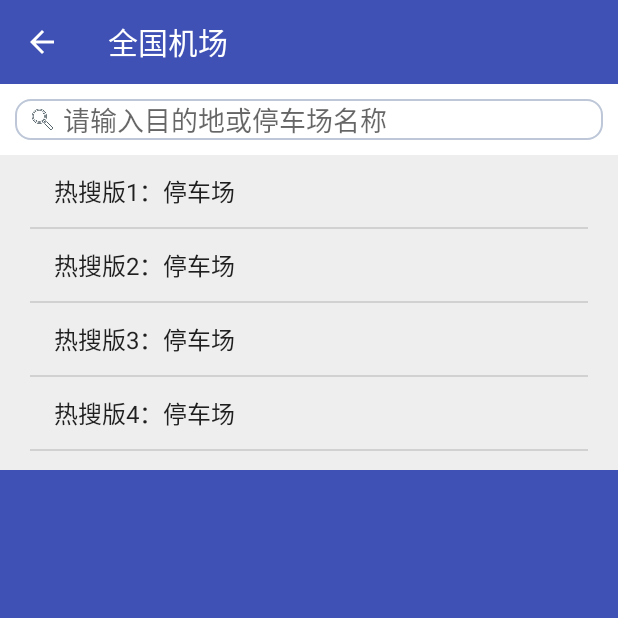
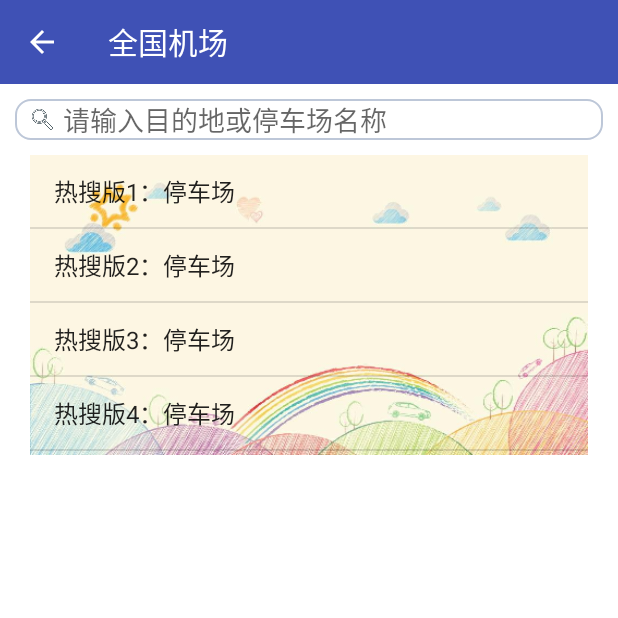
Before and after one commit to XYY1010/JunParking, an Android app: the NationalAirportActivity screen opened directly, with no data from a screen before it, on a phone screen of 412 x 824 dp, the top half of it. Run offline under Robolectric (Android 15) with nearby library versions, the phone set to English and light mode, and no system bars.

Commit message:
commit 20

```diff
--- a/app/src/main/java/com/example/xyy/publicclass/SearchView.java
+++ b/app/src/main/java/com/example/xyy/publicclass/SearchView.java
@@ -52,6 +52,8 @@ public class SearchView extends LinearLayout implements View.OnClickListener {
         etInput = (EditText) findViewById(R.id.airport_et_search);
         imgCancel = (ImageView) findViewById(R.id.airport_cancel);
         lvTips = (ListView) findViewById(R.id.airport_lv_tips);
+
+        etInput.setImeOptions(EditorInfo.IME_ACTION_SEARCH);
 
         lvTips.setOnItemClickListener(new AdapterView.OnItemClickListener(){
             @Override
--- a/app/src/main/res/layout/airport_layout.xml
+++ b/app/src/main/res/layout/airport_layout.xml
@@ -18,9 +18,9 @@
 
     <LinearLayout
         android:layout_width="match_parent"
-        android:layout_height="wrap_content"
+        android:layout_height="match_parent"
         android:background="#FFF"
-        android:orientation="horizontal">
+        android:orientation="vertical">
         <com.example.xyy.publicclass.SearchView
             android:id="@+id/airport_search_view"
             android:layout_width="match_parent"
@@ -31,7 +31,8 @@
         <ListView
             android:id="@+id/airport_lv_search_result"
             android:layout_width="match_parent"
-            android:layout_height="wrap_content">
+            android:layout_height="wrap_content"
+            android:visibility="gone">
 
         </ListView>
     </LinearLayout>
--- a/app/src/main/res/layout/search_layout.xml
+++ b/app/src/main/res/layout/search_layout.xml
@@ -1,7 +1,6 @@
 <?xml version="1.0" encoding="utf-8"?>
 <LinearLayout xmlns:android="http://schemas.android.com/apk/res/android"
     android:orientation="vertical"
-    android:background="#eee"
     android:layout_width="match_parent"
     android:layout_height="wrap_content">
 
@@ -47,11 +46,12 @@
             android:id="@+id/airport_lv_tips"
             android:layout_width="match_parent"
             android:layout_height="200dp"
+            android:background="@mipmap/timg"
             android:layout_marginLeft="20dp"
             android:layout_marginRight="20dp"
             android:layout_marginBottom="10dp"
             >
-
         </ListView>
 
+
 </LinearLayout>
```
Also changed, not shown: app/src/main/java/com/example/xyy/junparking/NationalAirportActivity.java (+7 -7 lines), app/src/main/res/mipmap-xxhdpi/slogen1.png (deleted), app/src/main/res/mipmap-xxhdpi/slogen2.png (deleted), app/src/main/res/mipmap-xxhdpi/timg.png (added), app/src/main/res/mipmap-xxhdpi/totaltab.png (deleted). Lines whose indentation alone changed are shown as unchanged.
